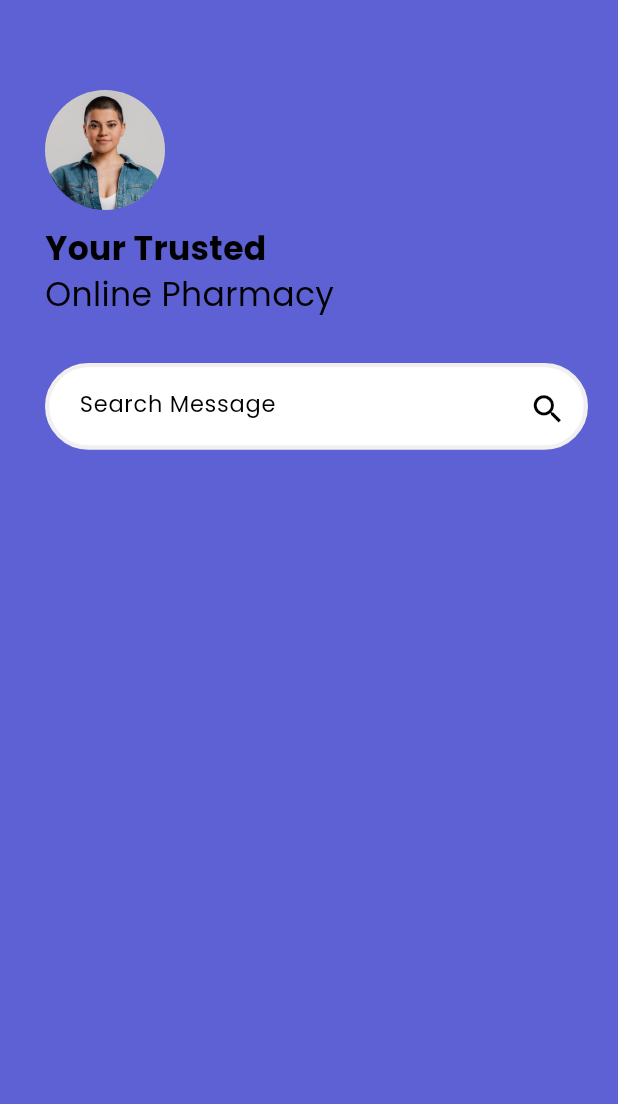
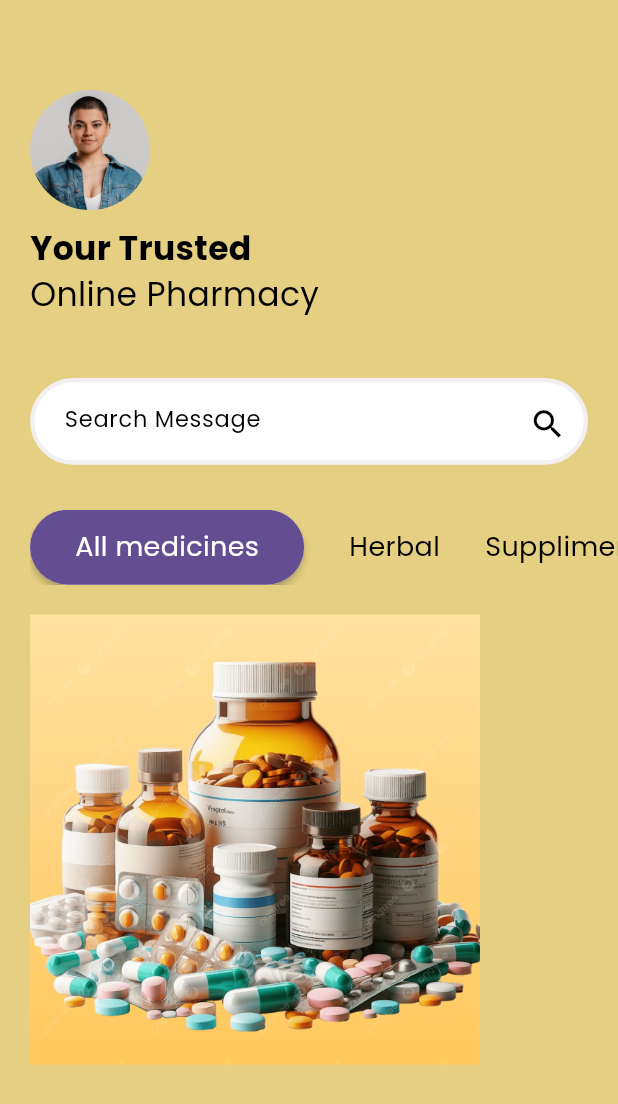
Before and after one commit to SamratGiri/Pharmacy, a Flutter app: the screen it shows after launch, on a phone screen of 412 x 824 dp. Shown: the top 1104 px of the screen. Run offline on Flutter 3.47's test engine with Material 3 defaults, Android fonts, the phone set to English and light mode, and no system bars.

Commit message:
medicines

```diff
--- a/lib/main.dart
+++ b/lib/main.dart
@@ -12,7 +12,7 @@ class MyApp extends StatelessWidget {
   @override
   Widget build(BuildContext context) {
     return MaterialApp(
-      title: 'Flutter Demo',
+      title: 'Pharmacy',
       debugShowCheckedModeBanner: false,
 
       home: HomePage(),
--- a/lib/pages/homepage.dart
+++ b/lib/pages/homepage.dart
@@ -9,12 +9,16 @@ class HomePage extends StatefulWidget {
 }
 
 class _HomePageState extends State<HomePage> {
+  bool allmedicines = true,
+      suppliment = false,
+      herbal = false,
+      vitamins = false;
   @override
   Widget build(BuildContext context) {
     return Scaffold(
-      backgroundColor: Color.fromARGB(255, 93, 97, 211),
+      backgroundColor: Color.fromARGB(255, 228, 207, 130),
       body: Container(
-        margin: EdgeInsets.only(left: 30, top: 60),
+        margin: EdgeInsets.only(left: 20, top: 60),
         child: Column(
           crossAxisAlignment: CrossAxisAlignment.start,
           children: [
@@ -30,7 +34,7 @@ class _HomePageState extends State<HomePage> {
             SizedBox(height: 10),
             Text("Your Trusted", style: AppWidget.boldLineText(22.0)),
             Text("Online Pharmacy", style: AppWidget.lightLineText(22.0)),
-            SizedBox(height: 30),
+            SizedBox(height: 40),
 
             Padding(
               padding: const EdgeInsets.only(right: 20.0),
@@ -52,7 +56,6 @@ class _HomePageState extends State<HomePage> {
                           border: InputBorder.none,
                           hintText: "Search Message",
                           hintStyle: AppWidget.lightLineText(15.0),
-
                           suffixIcon: Container(
                             margin: EdgeInsets.all(5),
                             child: Icon(
@@ -68,6 +71,118 @@ class _HomePageState extends State<HomePage> {
                 ],
               ),
             ),
+            SizedBox(height: 30),
+            Container(
+              height: 50,
+              child: ListView(
+                scrollDirection: Axis.horizontal,
+                children: [
+                  allmedicines
+                      ? AppWidget.selectedCategory("All medicines")
+                      : GestureDetector(
+                          onTap: () {
+                            allmedicines = true;
+                            herbal = false;
+                            suppliment = false;
+                            vitamins = false;
+                            setState(() {});
+                          },
+
+                          child: Center(
+                            child: Text(
+                              "All medicines",
+                              style: AppWidget.lightLineText(18.0),
+                            ),
+                          ),
+                        ),
+                  SizedBox(width: 30),
+                  herbal
+                      ? AppWidget.selectedCategory("Herbal")
+                      : GestureDetector(
+                          onTap: () {
+                            allmedicines = false;
+                            herbal = true;
+                            suppliment = false;
+                            vitamins = false;
+                            setState(() {});
+                          },
+
+                          child: Center(
+                            child: Text(
+                              "Herbal",
+                              style: AppWidget.lightLineText(18.0),
+                            ),
+                          ),
+                        ),
+                  SizedBox(width: 30),
+
+                  suppliment
+                      ? AppWidget.selectedCategory("Suppliments")
+                      : GestureDetector(
+                          onTap: () {
+                            allmedicines = false;
+                            herbal = false;
+                            suppliment = true;
+                            vitamins = false;
+                            setState(() {});
+                          },
+
+                          child: Center(
+                            child: Text(
+                              "Suppliments",
+
+                              style: AppWidget.lightLineText(18.0),
+                            ),
+                          ),
+                        ),
+                  SizedBox(width: 30),
+
+                  vitamins
+                      ? AppWidget.selectedCategory("Vitamins")
+                      : GestureDetector(
+                          onTap: () {
+                            allmedicines = false;
+                            herbal = false;
+                            suppliment = false;
+                            vitamins = true;
+                            setState(() {});
+                          },
+
+                          child: Center(
+                            child: Text(
+                              "Vitamins",
+
+                              style: AppWidget.lightLineText(18.0),
+                            ),
+                          ),
+                        ),
+                ],
+              ),
+            ),
+            SizedBox(height: 20),
+            Container(
+              margin: EdgeInsets.only(right: 20),
+              decoration: BoxDecoration(
+                gradient: LinearGradient(
+                  colors: [
+                    Color(0xFFFFE29F),
+                    Color(0xFFFFD47F),
+                    Color(0xFFFFC85C),
+                  ],
+                  begin: Alignment.topLeft,
+                  end: Alignment.bottomLeft,
+                ),
+              ),
+              child: Stack(
+                children: [
+                  Image.asset(
+                    "assets/images/another_onoe.png",
+                    height: 300,
+                    fit: BoxFit.cover,
+                  ),
+                ],
+              ),
+            ),
           ],
         ),
       ),
--- a/lib/widgets/support_widget.dart
+++ b/lib/widgets/support_widget.dart
@@ -16,4 +16,29 @@ class AppWidget {
       color: Colors.black,
     );
   }
+
+  static Widget selectedCategory(String name) {
+    return Material(
+      elevation: 2,
+      borderRadius: BorderRadius.circular(30),
+      child: Container(
+        padding: EdgeInsets.symmetric(horizontal: 30),
+        height: 50,
+        decoration: BoxDecoration(
+          color: const Color.fromARGB(255, 100, 78, 146),
+          borderRadius: BorderRadius.circular(30),
+        ),
+        child: Center(
+          child: Text(
+            name,
+            style: TextStyle(
+              color: Colors.white,
+              fontFamily: 'Poppins-Regular',
+              fontSize: 18.0,
+            ),
+          ),
+        ),
+      ),
+    );
+  }
 }
--- a/pubspec.yaml
+++ b/pubspec.yaml
@@ -59,6 +59,8 @@ flutter:
     # To add assets to your application, add an assets section, like this:
     assets:
         - assets/images/picture.jpg
+        - assets/images/medicine.jpg
+        - assets/images/another_onoe.png
 
     # An image asset can refer to one or more resolution-specific "variants", see
     # https://flutter.dev/to/resolution-aware-images
```
Also changed, not shown: assets/images/another_onoe.png (added), assets/images/medicine.jpg (added).
